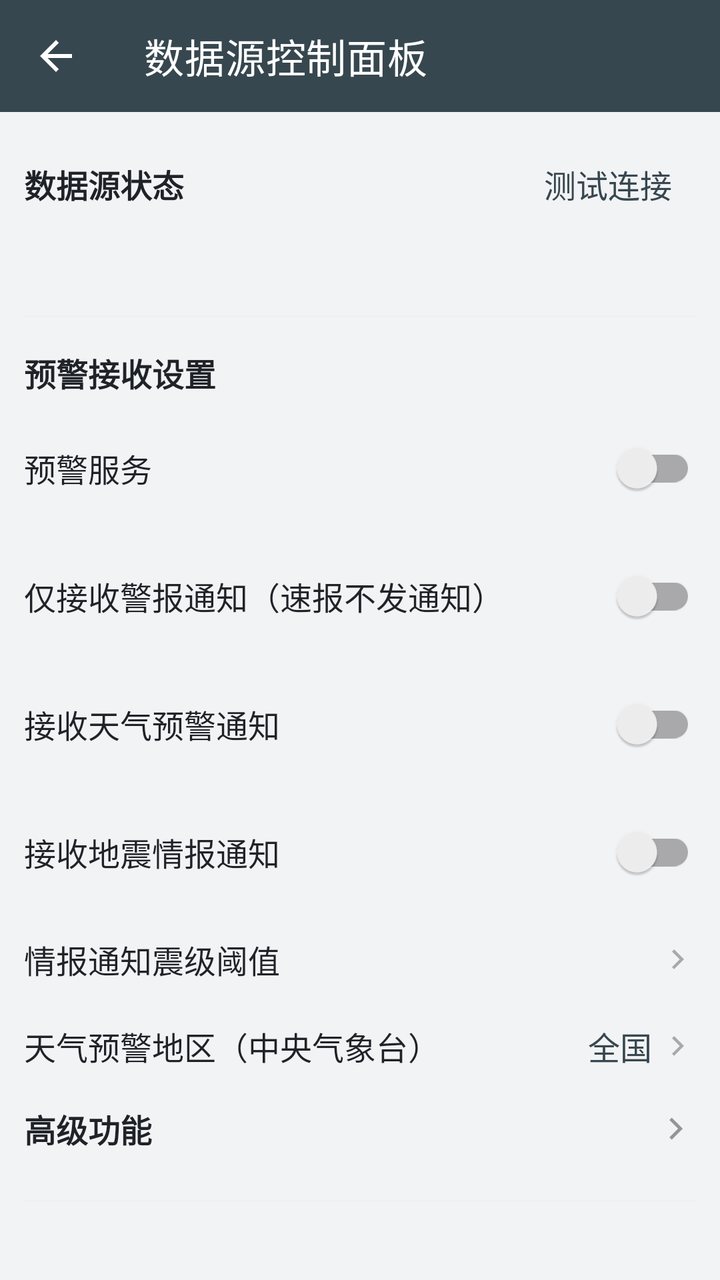
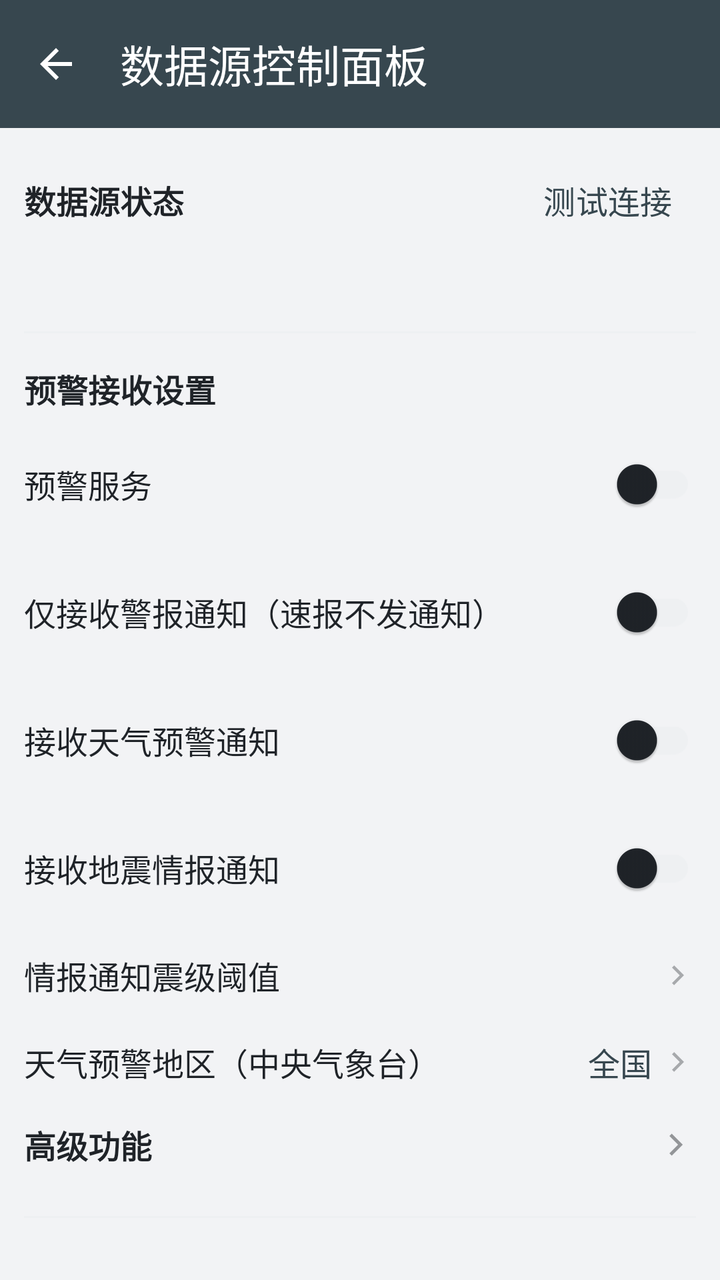

The first picture is an Android layout as it rendered before a commit; the second is the same layout after the commit. The layout source and the unified diff follow.
<!-- AndroidManifest.xml: application theme Theme.EarthquakeMonitor -->
<!-- res/layout/activity_source_panel.xml -->
<?xml version="1.0" encoding="utf-8"?>
<LinearLayout xmlns:android="http://schemas.android.com/apk/res/android"
    xmlns:app="http://schemas.android.com/apk/res-auto"
    android:layout_width="match_parent"
    android:layout_height="match_parent"
    android:orientation="vertical">

    <com.google.android.material.appbar.AppBarLayout
        android:layout_width="match_parent"
        android:layout_height="wrap_content"
        android:background="@color/primary"
        android:elevation="0dp">

        <androidx.appcompat.widget.Toolbar
            android:id="@+id/panelToolbar"
            android:layout_width="match_parent"
            android:layout_height="?attr/actionBarSize"
            app:title="@string/panel_title"
            app:titleTextColor="@color/white"
            app:navigationIcon="@drawable/ic_arrow_back" />
    </com.google.android.material.appbar.AppBarLayout>

    <androidx.core.widget.NestedScrollView
        android:layout_width="match_parent"
        android:layout_height="0dp"
        android:layout_weight="1">

        <LinearLayout
            android:layout_width="match_parent"
            android:layout_height="wrap_content"
            android:orientation="vertical"
            android:padding="12dp">

            <LinearLayout
                android:layout_width="match_parent"
                android:layout_height="wrap_content"
                android:orientation="horizontal"
                android:gravity="center_vertical">

                <TextView
                    android:layout_width="0dp"
                    android:layout_height="wrap_content"
                    android:layout_weight="1"
                    android:text="@string/source_status"
                    android:textColor="@color/on_surface"
                    android:textSize="16sp"
                    android:textStyle="bold" />

                <com.google.android.material.button.MaterialButton
                    android:id="@+id/refreshStatusButton"
                    style="@style/Widget.Material3.Button.TextButton"
                    android:layout_width="wrap_content"
                    android:layout_height="wrap_content"
                    android:text="@string/refresh_status"
                    android:textColor="@color/primary"
                    android:textSize="16sp" />
            </LinearLayout>

            <TextView
                android:id="@+id/statusSummary"
                android:layout_width="match_parent"
                android:layout_height="wrap_content"
                android:layout_marginTop="4dp"
                android:textColor="@color/text_secondary"
                android:textSize="16sp" />

            <LinearLayout
                android:id="@+id/statusList"
                android:layout_width="match_parent"
                android:layout_height="wrap_content"
                android:orientation="vertical" />

            <View
                android:layout_width="match_parent"
                android:layout_height="1dp"
                android:layout_marginVertical="16dp"
                android:background="@color/divider" />

            <TextView
                android:layout_width="match_parent"
                android:layout_height="wrap_content"
                android:text="@string/alert_settings"
                android:textColor="@color/on_surface"
                android:textSize="16sp"
                android:textStyle="bold" />

            <LinearLayout
                android:layout_width="match_parent"
                android:layout_height="wrap_content"
                android:paddingVertical="8dp"
                android:layout_marginTop="4dp"
                android:orientation="horizontal"
                android:gravity="center_vertical">

                <TextView
                    android:layout_width="0dp"
                    android:layout_height="wrap_content"
                    android:layout_weight="1"
                    android:text="@string/alert_service_switch"
                    android:textColor="@color/on_surface"
                    android:textSize="16sp" />

                <androidx.appcompat.widget.SwitchCompat
                    android:id="@+id/serviceSwitch"
                    android:layout_width="wrap_content"
                    android:layout_height="wrap_content" />
            </LinearLayout>

            <LinearLayout
                android:layout_width="match_parent"
                android:layout_height="wrap_content"
                android:paddingVertical="8dp"
                android:orientation="horizontal"
                android:gravity="center_vertical">

                <TextView
                    android:layout_width="0dp"
                    android:layout_height="wrap_content"
                    android:layout_weight="1"
                    android:text="@string/alert_switch_warn_only"
                    android:textColor="@color/on_surface"
                    android:textSize="16sp" />

                <androidx.appcompat.widget.SwitchCompat
                    android:id="@+id/warnOnlySwitch"
                    android:layout_width="wrap_content"
                    android:layout_height="wrap_content" />
            </LinearLayout>

            <LinearLayout
                android:layout_width="match_parent"
                android:layout_height="wrap_content"
                android:paddingVertical="8dp"
                android:orientation="horizontal"
                android:gravity="center_vertical">

                <TextView
                    android:layout_width="0dp"
                    android:layout_height="wrap_content"
                    android:layout_weight="1"
                    android:text="@string/alert_switch_weather"
                    android:textColor="@color/on_surface"
                    android:textSize="16sp" />

                <androidx.appcompat.widget.SwitchCompat
                    android:id="@+id/weatherSwitch"
                    android:layout_width="wrap_content"
                    android:layout_height="wrap_content" />
            </LinearLayout>

            <LinearLayout
                android:layout_width="match_parent"
                android:layout_height="wrap_content"
                android:paddingVertical="8dp"
                android:orientation="horizontal"
                android:gravity="center_vertical">

                <TextView
                    android:layout_width="0dp"
                    android:layout_height="wrap_content"
                    android:layout_weight="1"
                    android:text="@string/alert_switch_quake"
                    android:textColor="@color/on_surface"
                    android:textSize="16sp" />

                <androidx.appcompat.widget.SwitchCompat
                    android:id="@+id/quakeNotifySwitch"
                    android:layout_width="wrap_content"
                    android:layout_height="wrap_content" />
            </LinearLayout>

            <LinearLayout
                android:id="@+id/quakeNotifyMagRow"
                android:layout_width="match_parent"
                android:layout_height="wrap_content"
                android:foreground="?android:attr/selectableItemBackground"
                android:orientation="horizontal"
                android:gravity="center_vertical"
                android:paddingVertical="10dp">

                <TextView
                    android:layout_width="0dp"
                    android:layout_height="wrap_content"
                    android:layout_weight="1"
                    android:text="@string/quake_notify_mag"
                    android:textColor="@color/on_surface"
                    android:textSize="16sp" />

                <TextView
                    android:id="@+id/quakeNotifyMagValue"
                    android:layout_width="wrap_content"
                    android:layout_height="wrap_content"
                    android:paddingEnd="4dp"
                    android:textColor="@color/primary"
                    android:textSize="16sp" />

                <ImageView
                    android:layout_width="18dp"
                    android:layout_height="18dp"
                    android:alpha="0.35"
                    android:contentDescription="@null"
                    app:srcCompat="@drawable/ic_chevron_right" />
            </LinearLayout>

            <LinearLayout
                android:id="@+id/weatherRegionRow"
                android:layout_width="match_parent"
                android:layout_height="wrap_content"
                android:foreground="?android:attr/selectableItemBackground"
                android:orientation="horizontal"
                android:gravity="center_vertical"
                android:paddingVertical="10dp">

                <TextView
                    android:layout_width="0dp"
                    android:layout_height="wrap_content"
                    android:layout_weight="1"
                    android:text="@string/weather_region"
                    android:textColor="@color/on_surface"
                    android:textSize="16sp" />

                <TextView
                    android:id="@+id/weatherRegionValue"
                    android:layout_width="wrap_content"
                    android:layout_height="wrap_content"
                    android:paddingEnd="4dp"
                    android:text="@string/weather_region_all"
                    android:textColor="@color/primary"
                    android:textSize="16sp" />

                <ImageView
                    android:layout_width="18dp"
                    android:layout_height="18dp"
                    android:alpha="0.35"
                    android:contentDescription="@null"
                    app:srcCompat="@drawable/ic_chevron_right" />
            </LinearLayout>

            <LinearLayout
                android:id="@+id/advancedHeader"
                android:layout_width="match_parent"
                android:layout_height="wrap_content"
                android:foreground="?android:attr/selectableItemBackground"
                android:orientation="horizontal"
                android:gravity="center_vertical"
                android:paddingVertical="8dp">

                <TextView
                    android:layout_width="0dp"
                    android:layout_height="wrap_content"
                    android:layout_weight="1"
                    android:text="@string/advanced_settings"
                    android:textColor="@color/on_surface"
                    android:textSize="16sp"
                    android:textStyle="bold" />

                <ImageView
                    android:id="@+id/advancedArrow"
                    android:layout_width="20dp"
                    android:layout_height="20dp"
                    android:alpha="0.45"
                    android:contentDescription="@null"
                    app:srcCompat="@drawable/ic_chevron_right" />
            </LinearLayout>

            <LinearLayout
                android:id="@+id/advancedContent"
                android:layout_width="match_parent"
                android:layout_height="wrap_content"
                android:orientation="vertical"
                android:visibility="gone">

                <LinearLayout
                    android:layout_width="match_parent"
                    android:layout_height="wrap_content"
                    android:paddingVertical="8dp"
                    android:orientation="horizontal"
                    android:gravity="center_vertical">

                    <TextView
                        android:layout_width="0dp"
                        android:layout_height="wrap_content"
                        android:layout_weight="1"
                        android:text="@string/alert_switch_jma"
                        android:textColor="@color/on_surface"
                        android:textSize="16sp" />

                    <androidx.appcompat.widget.SwitchCompat
                        android:id="@+id/eewJmaSwitch"
                        android:layout_width="wrap_content"
                        android:layout_height="wrap_content" />
                </LinearLayout>

                <LinearLayout
                    android:layout_width="match_parent"
                    android:layout_height="wrap_content"
                    android:paddingVertical="8dp"
                    android:orientation="horizontal"
                    android:gravity="center_vertical">

                    <TextView
                        android:layout_width="0dp"
                        android:layout_height="wrap_content"
                        android:layout_weight="1"
                        android:text="@string/alert_switch_cea"
                        android:textColor="@color/on_surface"
                        android:textSize="16sp" />

                    <androidx.appcompat.widget.SwitchCompat
                        android:id="@+id/eewCeaSwitch"
                        android:layout_width="wrap_content"
                        android:layout_height="wrap_content" />
                </LinearLayout>

                <LinearLayout
                    android:layout_width="match_parent"
                    android:layout_height="wrap_content"
                    android:paddingVertical="8dp"
                    android:orientation="horizontal"
                    android:gravity="center_vertical">

                    <TextView
                        android:layout_width="0dp"
                        android:layout_height="wrap_content"
                        android:layout_weight="1"
                        android:text="@string/alert_switch_cea_pr"
                        android:textColor="@color/on_surface"
                        android:textSize="16sp" />

                    <androidx.appcompat.widget.SwitchCompat
                        android:id="@+id/eewCeaPrSwitch"
                        android:layout_width="wrap_content"
                        android:layout_height="wrap_content" />
                </LinearLayout>

                <LinearLayout
                    android:layout_width="match_parent"
                    android:layout_height="wrap_content"
                    android:paddingVertical="8dp"
                    android:orientation="horizontal"
                    android:gravity="center_vertical">

                    <TextView
                        android:layout_width="0dp"
                        android:layout_height="wrap_content"
                        android:layout_weight="1"
                        android:text="@string/alert_switch_cwa"
                        android:textColor="@color/on_surface"
                        android:textSize="16sp" />

                    <androidx.appcompat.widget.SwitchCompat
                        android:id="@+id/eewCwaSwitch"
                        android:layout_width="wrap_content"
                        android:layout_height="wrap_content" />
                </LinearLayout>

                <LinearLayout
                    android:id="@+id/updateCheckRow"
                    android:layout_width="match_parent"
                    android:layout_height="wrap_content"
                    android:layout_marginTop="8dp"
                    android:foreground="?android:attr/selectableItemBackground"
                    android:orientation="horizontal"
                    android:gravity="center_vertical"
                    android:paddingVertical="10dp">

                    <TextView
                        android:layout_width="0dp"
                        android:layout_height="wrap_content"
                        android:layout_weight="1"
                        android:text="@string/update_version_label"
                        android:textColor="@color/on_surface"
                        android:textSize="16sp" />

                    <TextView
                        android:id="@+id/updateVersionValue"
                        android:layout_width="wrap_content"
                        android:layout_height="wrap_content"
                        android:paddingEnd="4dp"
                        android:textColor="@color/primary"
                        android:textSize="16sp" />

                    <ImageView
                        android:layout_width="18dp"
                        android:layout_height="18dp"
                        android:alpha="0.35"
                        android:contentDescription="@null"
                        app:srcCompat="@drawable/ic_chevron_right" />
                </LinearLayout>

                <LinearLayout
                    android:id="@+id/frontIntervalRow"
                    android:layout_width="match_parent"
                    android:layout_height="wrap_content"
                    android:layout_marginTop="8dp"
                    android:foreground="?android:attr/selectableItemBackground"
                    android:orientation="horizontal"
                    android:gravity="center_vertical"
                    android:paddingVertical="10dp">

                    <TextView
                        android:layout_width="0dp"
                        android:layout_height="wrap_content"
                        android:layout_weight="1"
                        android:text="@string/front_refresh_interval"
                        android:textColor="@color/on_surface"
                        android:textSize="16sp" />

                    <TextView
                        android:id="@+id/frontIntervalValue"
                        android:layout_width="wrap_content"
                        android:layout_height="wrap_content"
                        android:paddingEnd="4dp"
                        android:textColor="@color/primary"
                        android:textSize="16sp" />

                    <ImageView
                        android:layout_width="18dp"
                        android:layout_height="18dp"
                        android:alpha="0.35"
                        android:contentDescription="@null"
                        app:srcCompat="@drawable/ic_chevron_right" />
                </LinearLayout>

                <LinearLayout
                    android:id="@+id/backIntervalRow"
                    android:layout_width="match_parent"
                    android:layout_height="wrap_content"
                    android:foreground="?android:attr/selectableItemBackground"
                    android:orientation="horizontal"
                    android:gravity="center_vertical"
                    android:paddingVertical="10dp">

                    <TextView
                        android:layout_width="0dp"
                        android:layout_height="wrap_content"
                        android:layout_weight="1"
                        android:text="@string/back_refresh_interval"
                        android:textColor="@color/on_surface"
                        android:textSize="16sp" />

                    <TextView
                        android:id="@+id/backIntervalValue"
                        android:layout_width="wrap_content"
                        android:layout_height="wrap_content"
                        android:paddingEnd="4dp"
                        android:textColor="@color/primary"
                        android:textSize="16sp" />

                    <ImageView
                        android:layout_width="18dp"
                        android:layout_height="18dp"
                        android:alpha="0.35"
                        android:contentDescription="@null"
                        app:srcCompat="@drawable/ic_chevron_right" />
                </LinearLayout>

                <LinearLayout
                    android:id="@+id/jianCredentialRow"
                    android:layout_width="match_parent"
                    android:layout_height="wrap_content"
                    android:layout_marginTop="8dp"
                    android:foreground="?android:attr/selectableItemBackground"
                    android:orientation="horizontal"
                    android:gravity="center_vertical"
                    android:paddingVertical="10dp">

                    <TextView
                        android:layout_width="0dp"
                        android:layout_height="wrap_content"
                        android:layout_weight="1"
                        android:text="@string/jian_feed_credential"
                        android:textColor="@color/on_surface"
                        android:textSize="16sp" />

                    <TextView
                        android:id="@+id/jianCredentialValue"
                        android:layout_width="wrap_content"
                        android:layout_height="wrap_content"
                        android:paddingEnd="4dp"
                        android:textColor="@color/primary"
                        android:textSize="16sp" />

                    <ImageView
                        android:layout_width="18dp"
                        android:layout_height="18dp"
                        android:alpha="0.35"
                        android:contentDescription="@null"
                        app:srcCompat="@drawable/ic_chevron_right" />
                </LinearLayout>

                <LinearLayout
                    android:id="@+id/jianStatusRow"
                    android:layout_width="match_parent"
                    android:layout_height="wrap_content"
                    android:orientation="horizontal"
                    android:gravity="center_vertical"
                    android:paddingVertical="10dp">

                    <TextView
                        android:layout_width="0dp"
                        android:layout_height="wrap_content"
                        android:layout_weight="1"
                        android:text="@string/jian_feed_status"
                        android:textColor="@color/on_surface"
                        android:textSize="16sp" />

                    <TextView
                        android:id="@+id/jianStatusValue"
                        android:layout_width="wrap_content"
                        android:layout_height="wrap_content"
                        android:textColor="@color/text_secondary"
                        android:textSize="16sp" />
                </LinearLayout>
            </LinearLayout>

            <View
                android:layout_width="match_parent"
                android:layout_height="1dp"
                android:layout_marginVertical="16dp"
                android:background="@color/divider" />
        </LinearLayout>
    </androidx.core.widget.NestedScrollView>
</LinearLayout>
<!-- resources referenced by this layout -->
<resources>
  <color name="divider">#EEF0F2</color>
  <color name="on_surface">#1F2328</color>
  <color name="primary">#37474F</color>
  <color name="text_secondary">#8A9199</color>
  <color name="white">#FFFFFF</color>
  <!-- drawable ic_arrow_back (drawable) -->
  <?xml version="1.0" encoding="utf-8"?>
  <vector xmlns:android="http://schemas.android.com/apk/res/android"
      android:width="24dp"
      android:height="24dp"
      android:viewportWidth="24"
      android:viewportHeight="24">
      <path
          android:fillColor="#FFFFFFFF"
          android:pathData="M20,11H7.83l5.59,-5.59L12,4l-8,8 8,8 1.41,-1.41L7.83,13H20v-2z" />
  </vector>
  <!-- drawable ic_chevron_right (drawable) -->
  <?xml version="1.0" encoding="utf-8"?>
  <vector xmlns:android="http://schemas.android.com/apk/res/android"
      android:width="24dp"
      android:height="24dp"
      android:viewportWidth="24"
      android:viewportHeight="24">
      <path
          android:fillColor="#1F2328"
          android:pathData="M9.4,18.6L8,17.2L13.2,12L8,6.8L9.4,5.4L16,12Z" />
  </vector>
  <string name="advanced_settings">高级功能</string>
  <string name="alert_service_switch">预警服务</string>
  <string name="alert_settings">预警接收设置</string>
  <string name="alert_switch_cea">接收 CEA 预警（中国预警网）</string>
  <string name="alert_switch_cea_pr">接收 CEA-PR 预警（省级）</string>
  <string name="alert_switch_cwa">接收 CWA 预警（台湾）</string>
  <string name="alert_switch_jma">接收 JMA 预警（日本）</string>
  <string name="alert_switch_quake">接收地震情报通知</string>
  <string name="alert_switch_warn_only">仅接收警报通知（速报不发通知）</string>
  <string name="alert_switch_weather">接收天气预警通知</string>
  <string name="back_refresh_interval">后台刷新间隔</string>
  <string name="front_refresh_interval">前台刷新间隔</string>
  <string name="jian_feed_credential">Jian 聚合源访问凭证</string>
  <string name="jian_feed_status">Jian 聚合源状态</string>
  <string name="panel_title">数据源控制面板</string>
  <string name="quake_notify_mag">情报通知震级阈值</string>
  <string name="refresh_status">测试连接</string>
  <string name="source_status">数据源状态</string>
  <string name="update_version_label">应用版本</string>
  <string name="weather_region">天气预警地区（中央气象台）</string>
  <string name="weather_region_all">全国</string>
  <style name="Theme.EarthquakeMonitor" parent="Theme.MaterialComponents.DayNight.NoActionBar">
          <item name="colorPrimary">@color/primary</item>
          <item name="colorPrimaryVariant">@color/primary_dark</item>
          <item name="colorOnPrimary">@color/white</item>
          <item name="colorSecondary">@color/teal_200</item>
          <item name="colorOnSecondary">@color/black</item>
          <item name="android:windowBackground">@color/background</item>
          <item name="android:statusBarColor">@color/primary</item>
          <item name="android:windowLightStatusBar" tools:targetApi="23">false</item>
          <item name="android:windowOptOutEdgeToEdgeEnforcement" tools:targetApi="35">true</item>
          <item name="materialCardViewStyle">@style/Widget.EarthquakeMonitor.Card</item>
          <item name="materialButtonStyle">@style/Widget.EarthquakeMonitor.Button</item>
      </style>
  <color name="primary_dark">#263238</color>
  <color name="teal_200">#03DAC5</color>
  <color name="black">#000000</color>
  <color name="background">#F2F3F5</color>
  <style name="Widget.EarthquakeMonitor.Card" parent="Widget.MaterialComponents.CardView">
          <item name="cardCornerRadius">16dp</item>
          <item name="cardElevation">1dp</item>
          <item name="cardBackgroundColor">@color/surface</item>
          <item name="strokeColor">@color/divider</item>
          <item name="strokeWidth">1dp</item>
          <item name="rippleColor">#14000000</item>
      </style>
  <style name="Widget.EarthquakeMonitor.Button" parent="Widget.MaterialComponents.Button">
          <item name="cornerRadius">24dp</item>
      </style>
  <color name="surface">#FFFFFF</color>
</resources>

<!-- the commit's change to res/layout/activity_source_panel.xml (unified diff, before → after) -->
@@ -355,6 +355,27 @@
                 </LinearLayout>
 
                 <LinearLayout
+                    android:layout_width="match_parent"
+                    android:layout_height="wrap_content"
+                    android:paddingVertical="8dp"
+                    android:orientation="horizontal"
+                    android:gravity="center_vertical">
+
+                    <TextView
+                        android:layout_width="0dp"
+                        android:layout_height="wrap_content"
+                        android:layout_weight="1"
+                        android:text="@string/alert_switch_sa"
+                        android:textColor="@color/on_surface"
+                        android:textSize="16sp" />
+
+                    <androidx.appcompat.widget.SwitchCompat
+                        android:id="@+id/eewSaSwitch"
+                        android:layout_width="wrap_content"
+                        android:layout_height="wrap_content" />
+                </LinearLayout>
+
+                <LinearLayout
                     android:id="@+id/updateCheckRow"
                     android:layout_width="match_parent"
                     android:layout_height="wrap_content"
<!-- resource entries referenced after the edit -->
@@ -35,6 +35,7 @@
   <string name="alert_switch_cwa">接收 CWA 预警（台湾）</string>
   <string name="alert_switch_jma">接收 JMA 预警（日本）</string>
   <string name="alert_switch_quake">接收地震情报通知</string>
+  <string name="alert_switch_sa">接收 ShakeAlert 预警（美国）</string>
   <string name="alert_switch_warn_only">仅接收警报通知（速报不发通知）</string>
   <string name="alert_switch_weather">接收天气预警通知</string>
   <string name="back_refresh_interval">后台刷新间隔</string>
@@ -48,12 +49,13 @@
   <string name="update_version_label">应用版本</string>
   <string name="weather_region">天气预警地区（中央气象台）</string>
   <string name="weather_region_all">全国</string>
-  <style name="Theme.EarthquakeMonitor" parent="Theme.MaterialComponents.DayNight.NoActionBar">
+  <style name="Theme.EarthquakeMonitor" parent="Theme.Material3.DayNight.NoActionBar">
           <item name="colorPrimary">@color/primary</item>
-          <item name="colorPrimaryVariant">@color/primary_dark</item>
           <item name="colorOnPrimary">@color/white</item>
-          <item name="colorSecondary">@color/teal_200</item>
-          <item name="colorOnSecondary">@color/black</item>
+          <item name="colorSurface">@color/surface</item>
+          <item name="colorOnSurface">@color/on_surface</item>
+          <item name="colorOutline">@color/divider</item>
+          <item name="colorControlActivated">@color/primary</item>
           <item name="android:windowBackground">@color/background</item>
           <item name="android:statusBarColor">@color/primary</item>
           <item name="android:windowLightStatusBar" tools:targetApi="23">false</item>
@@ -61,20 +63,16 @@
           <item name="materialCardViewStyle">@style/Widget.EarthquakeMonitor.Card</item>
           <item name="materialButtonStyle">@style/Widget.EarthquakeMonitor.Button</item>
       </style>
-  <color name="primary_dark">#263238</color>
-  <color name="teal_200">#03DAC5</color>
-  <color name="black">#000000</color>
   <color name="background">#F2F3F5</color>
-  <style name="Widget.EarthquakeMonitor.Card" parent="Widget.MaterialComponents.CardView">
-          <item name="cardCornerRadius">16dp</item>
+  <style name="Widget.EarthquakeMonitor.Card" parent="Widget.Material3.CardView.Elevated">
+          <item name="cardCornerRadius">8dp</item>
           <item name="cardElevation">1dp</item>
           <item name="cardBackgroundColor">@color/surface</item>
           <item name="strokeColor">@color/divider</item>
           <item name="strokeWidth">1dp</item>
-          <item name="rippleColor">#14000000</item>
       </style>
-  <style name="Widget.EarthquakeMonitor.Button" parent="Widget.MaterialComponents.Button">
-          <item name="cornerRadius">24dp</item>
+  <style name="Widget.EarthquakeMonitor.Button" parent="Widget.Material3.Button">
+          <item name="cornerRadius">8dp</item>
       </style>
   <color name="surface">#FFFFFF</color>
 </resources>
